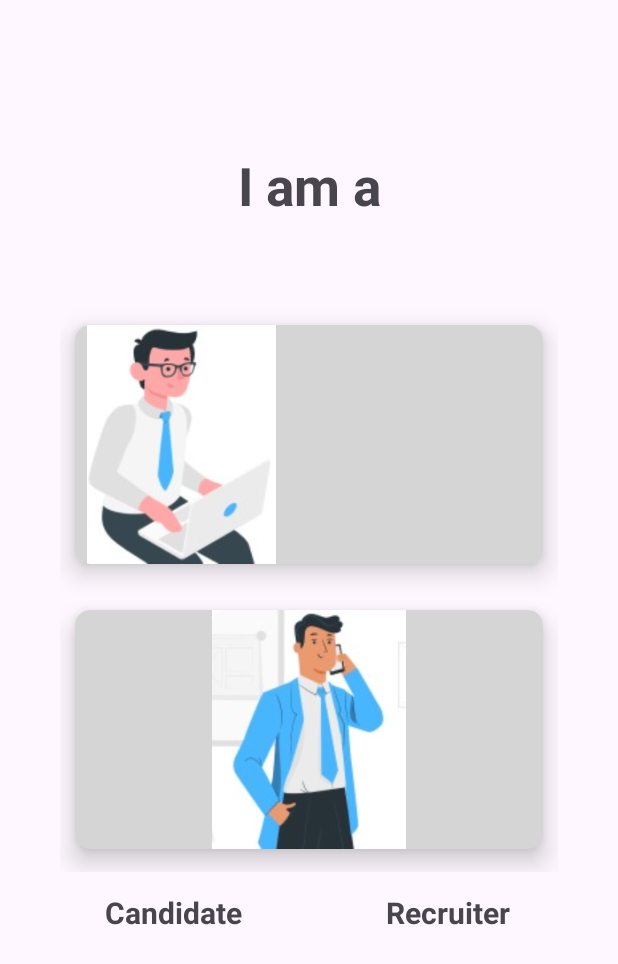
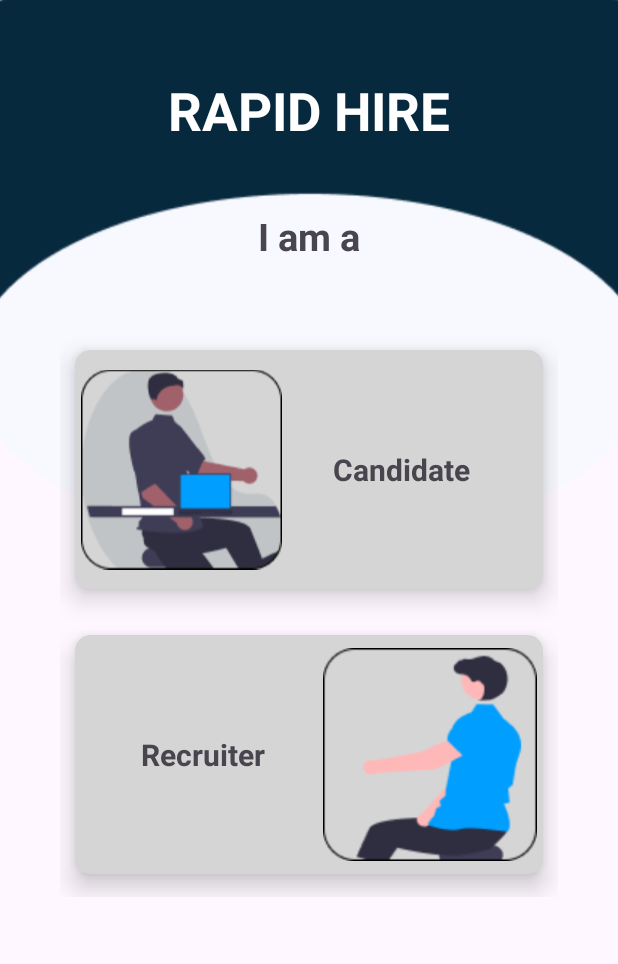
Before and after one commit to DSC-JSS-NOIDA/RAPIDHIRE-2.0, an Android app: the UserSelectionActivity screen opened directly, with no data from a screen before it, on a phone screen of 412 x 824 dp. Shown: the top 964 px of the screen. Run offline under Robolectric (Android 15) with nearby library versions, the phone set to English and light mode, and no system bars.

Commit message:
user selection

```diff
--- a/app/src/main/res/layout/activity_user_selection.xml
+++ b/app/src/main/res/layout/activity_user_selection.xml
@@ -9,14 +9,41 @@
     android:orientation="horizontal"
     tools:context=".UserSelectionActivity">
 
+    <ImageView
+        android:layout_width="452dp"
+        android:layout_height="360dp"
+        android:backgroundTint="#07293E"
+        android:scaleType="centerCrop"
+        android:src="@drawable/group_59"
+        app:layout_constraintEnd_toEndOf="parent"
+        app:layout_constraintStart_toStartOf="parent"
+        app:layout_constraintTop_toTopOf="parent">
+
+    </ImageView>
+
+    <TextView
+        android:id="@+id/t0"
+        android:layout_width="wrap_content"
+        android:layout_height="wrap_content"
+        android:text="RAPID HIRE"
+        android:textSize="35dp"
+        android:textStyle="bold"
+        android:textColor="@color/white"
+        android:layout_marginTop="50dp"
+        app:layout_constraintEnd_toEndOf="parent"
+        app:layout_constraintHorizontal_bias="0.5"
+        app:layout_constraintStart_toStartOf="parent"
+        app:layout_constraintTop_toTopOf="parent" />
+
+
     <TextView
         android:id="@+id/t1"
         android:layout_width="wrap_content"
         android:layout_height="wrap_content"
         android:text="I am a"
-        android:textSize="35dp"
+        android:textSize="25dp"
         android:textStyle="bold"
-        android:layout_marginTop="100dp"
+        android:layout_marginTop="140dp"
         app:layout_constraintEnd_toEndOf="parent"
         app:layout_constraintHorizontal_bias="0.5"
         app:layout_constraintStart_toStartOf="parent"
@@ -34,7 +61,7 @@
         app:layout_constraintEnd_toEndOf="parent"
         app:layout_constraintStart_toStartOf="parent"
         app:layout_constraintTop_toBottomOf="@+id/t1"
-        app:layout_constraintVertical_bias="0.181">
+        app:layout_constraintVertical_bias="0.161">
 
         <androidx.cardview.widget.CardView
             android:id="@+id/candidate"
@@ -43,6 +70,7 @@
             android:layout_gravity="center"
             app:cardBackgroundColor="#D5D5D5"
             android:layout_weight="1"
+            android:padding="4dp"
             android:clickable="true"
             android:foreground="?attr/selectableItemBackground"
             app:cardCornerRadius="10dp"
@@ -50,10 +78,28 @@
             app:cardPreventCornerOverlap="false"
             app:cardUseCompatPadding="true">
 
-            <ImageView
-                android:layout_width="wrap_content"
-                android:layout_height="match_parent"
-                android:src="@drawable/image" />
+            <LinearLayout
+                android:layout_width="match_parent"
+                android:layout_height="match_parent">
+
+                <ImageView
+                    android:layout_width="wrap_content"
+                    android:layout_height="match_parent"
+                    android:padding="4dp"
+                    android:src="@drawable/frame_62" />
+
+                <TextView
+                    android:layout_width="wrap_content"
+                    android:layout_height="wrap_content"
+                    android:layout_gravity="center_vertical|center_horizontal"
+                    android:layout_marginStart="30dp"
+                    android:gravity="center"
+                    android:text="Candidate"
+                    android:textSize="20dp"
+                    android:textStyle="bold" />
+
+            </LinearLayout>
+
 
 
         </androidx.cardview.widget.CardView>
@@ -65,6 +111,7 @@
             android:layout_gravity="center"
             app:cardBackgroundColor="#D5D5D5"
             android:layout_weight="1"
+            android:padding="4dp"
             android:clickable="true"
             android:foreground="?attr/selectableItemBackground"
             app:cardCornerRadius="10dp"
@@ -72,36 +119,36 @@
             app:cardPreventCornerOverlap="false"
             app:cardUseCompatPadding="true">
 
-            <ImageView
+            <LinearLayout
                 android:layout_width="match_parent"
-                android:layout_height="match_parent"
-                android:src="@drawable/imagerec" />
+                android:layout_height="match_parent">
+
+                <TextView
+                    android:layout_width="wrap_content"
+                    android:layout_height="wrap_content"
+                    android:text="Recruiter"
+                    android:textSize="20dp"
+                    android:layout_gravity="center_vertical|center_horizontal"
+                    android:layout_marginStart="40dp"
+                    android:layout_marginEnd="30dp"
+                    android:layout_weight="1"
+                    android:gravity="center"
+                    android:textStyle="bold" />
+
+                <ImageView
+                    android:layout_width="wrap_content"
+                    android:layout_height="match_parent"
+                    android:padding="4dp"
+                    android:layout_weight="1"
+                    android:src="@drawable/frame_63" />
+
+
+            </LinearLayout>
+
 
         </androidx.cardview.widget.CardView>
 
 
     </LinearLayout>
 
-    <TextView
-        android:layout_width="wrap_content"
-        android:layout_height="wrap_content"
-        android:text="Candidate"
-        android:textSize="20dp"
-        android:textStyle="bold"
-        android:layout_marginTop="13dp"
-        android:layout_marginLeft="70dp"
-        app:layout_constraintStart_toStartOf="parent"
-        app:layout_constraintTop_toBottomOf="@+id/linearLayout3" />
-
-    <TextView
-        android:layout_width="wrap_content"
-        android:layout_height="wrap_content"
-        android:layout_marginEnd="72dp"
-        android:text="Recruiter"
-        android:textSize="20dp"
-        android:textStyle="bold"
-        android:layout_marginTop="13dp"
-        app:layout_constraintEnd_toEndOf="parent"
-        app:layout_constraintTop_toBottomOf="@+id/linearLayout3" />
-
 </androidx.constraintlayout.widget.ConstraintLayout>
```
Also changed, not shown: app/src/main/res/drawable/ellipse_1.png (added), app/src/main/res/drawable/frame_62.png (added), app/src/main/res/drawable/frame_63.png (added), app/src/main/res/drawable/group_59.png (added), app/src/main/res/drawable/rectangle_3.png (added).
